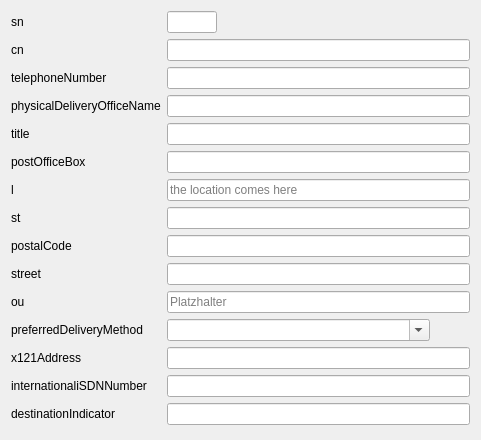
Old version of the form source/test.ui in the repository gonicus/gosa.
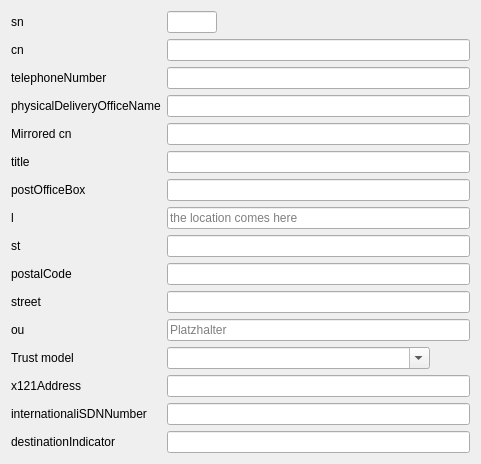
New version of the form.

Commit message: Updated test.ui files to relfect trust model

What changed in the file:
```diff
--- a/source/test.ui
+++ b/source/test.ui
@@ -71,58 +71,72 @@
       <widget class="QLineEdit" name="physicalDeliveryOfficeNameEdit"/>
      </item>
      <item row="4" column="0">
+      <widget class="QLabel" name="cnLabel">
+       <property name="text">
+        <string>Mirrored cn</string>
+       </property>
+      </widget>
+     </item>
+     <item row="4" column="1">
+      <widget class="QLineEdit" name="cnEdit">
+       <property name="readOnly">
+        <bool>true</bool>
+       </property>
+      </widget>
+     </item>
+     <item row="5" column="0">
       <widget class="QLabel" name="titleLabel">
        <property name="text">
         <string>title</string>
        </property>
       </widget>
      </item>
-     <item row="4" column="1">
+     <item row="5" column="1">
       <widget class="QLineEdit" name="titleEdit">
        <property name="echoMode">
         <enum>QLineEdit::Password</enum>
        </property>
       </widget>
      </item>
-     <item row="5" column="0">
+     <item row="6" column="0">
       <widget class="QLabel" name="postOfficeBoxLabel">
        <property name="text">
         <string>postOfficeBox</string>
        </property>
       </widget>
      </item>
-     <item row="5" column="1">
+     <item row="6" column="1">
       <widget class="QLineEdit" name="postOfficeBoxEdit">
        <property name="echoMode">
         <enum>QLineEdit::Password</enum>
        </property>
       </widget>
      </item>
-     <item row="6" column="0">
+     <item row="7" column="0">
       <widget class="QLabel" name="lLabel">
        <property name="text">
         <string>l</string>
        </property>
       </widget>
      </item>
-     <item row="6" column="1">
+     <item row="7" column="1">
       <widget class="QLineEdit" name="lEdit">
        <property name="placeholderText">
         <string>the location comes here</string>
        </property>
       </widget>
      </item>
-     <item row="7" column="0">
+     <item row="8" column="0">
       <widget class="QLabel" name="stLabel">
        <property name="text">
         <string>st</string>
        </property>
       </widget>
      </item>
-     <item row="7" column="1">
+     <item row="8" column="1">
       <widget class="QLineEdit" name="stEdit"/>
      </item>
-     <item row="8" column="0">
+     <item row="9" column="0">
       <widget class="QLabel" name="postalCodeLabel">
        <property name="text">
         <string>postalCode</string>
@@ -132,41 +146,41 @@
        </property>
       </widget>
      </item>
-     <item row="8" column="1">
+     <item row="9" column="1">
       <widget class="QLineEdit" name="postalCodeEdit"/>
      </item>
-     <item row="9" column="0">
+     <item row="10" column="0">
       <widget class="QLabel" name="streetLabel">
        <property name="text">
         <string>street</string>
        </property>
       </widget>
      </item>
-     <item row="9" column="1">
+     <item row="10" column="1">
       <widget class="QLineEdit" name="streetEdit"/>
      </item>
-     <item row="10" column="0">
+     <item row="11" column="0">
       <widget class="QLabel" name="ouLabel">
        <property name="text">
         <string>ou</string>
        </property>
       </widget>
      </item>
-     <item row="10" column="1">
+     <item row="11" column="1">
       <widget class="QLineEdit" name="ouEdit">
        <property name="placeholderText">
         <string>Platzhalter</string>
        </property>
       </widget>
      </item>
-     <item row="11" column="0">
-      <widget class="QLabel" name="preferredDeliveryMethodLabel">
+     <item row="12" column="0">
+      <widget class="QLabel" name="trustModelLabel">
        <property name="text">
-        <string>preferredDeliveryMethod</string>
+        <string>Trust model</string>
        </property>
       </widget>
      </item>
-     <item row="11" column="1">
+     <item row="12" column="1">
       <layout class="QHBoxLayout" name="horizontalLayout_2">
        <item>
         <widget class="QComboBox" name="preferredDeliveryMethodEdit">
@@ -199,34 +213,34 @@
        </item>
       </layout>
      </item>
-     <item row="12" column="0">
+     <item row="13" column="0">
       <widget class="QLabel" name="x121AddressLabel">
        <property name="text">
         <string>x121Address</string>
        </property>
       </widget>
      </item>
-     <item row="12" column="1">
+     <item row="13" column="1">
       <widget class="QLineEdit" name="x121AddressEdit"/>
      </item>
-     <item row="13" column="0">
+     <item row="14" column="0">
       <widget class="QLabel" name="internationaliSDNNumberLabel">
        <property name="text">
         <string>internationaliSDNNumber</string>
        </property>
       </widget>
      </item>
-     <item row="13" column="1">
+     <item row="14" column="1">
       <widget class="QLineEdit" name="internationaliSDNNumberEdit"/>
      </item>
-     <item row="14" column="0">
+     <item row="15" column="0">
       <widget class="QLabel" name="destinationIndicatorLabel">
        <property name="text">
         <string>destinationIndicator</string>
        </property>
       </widget>
      </item>
-     <item row="14" column="1">
+     <item row="15" column="1">
       <widget class="QLineEdit" name="destinationIndicatorEdit"/>
      </item>
     </layout>
```
Left out of the diff: 2 changed lines with no effect on the pictures. The commit also changes 1 other file.
